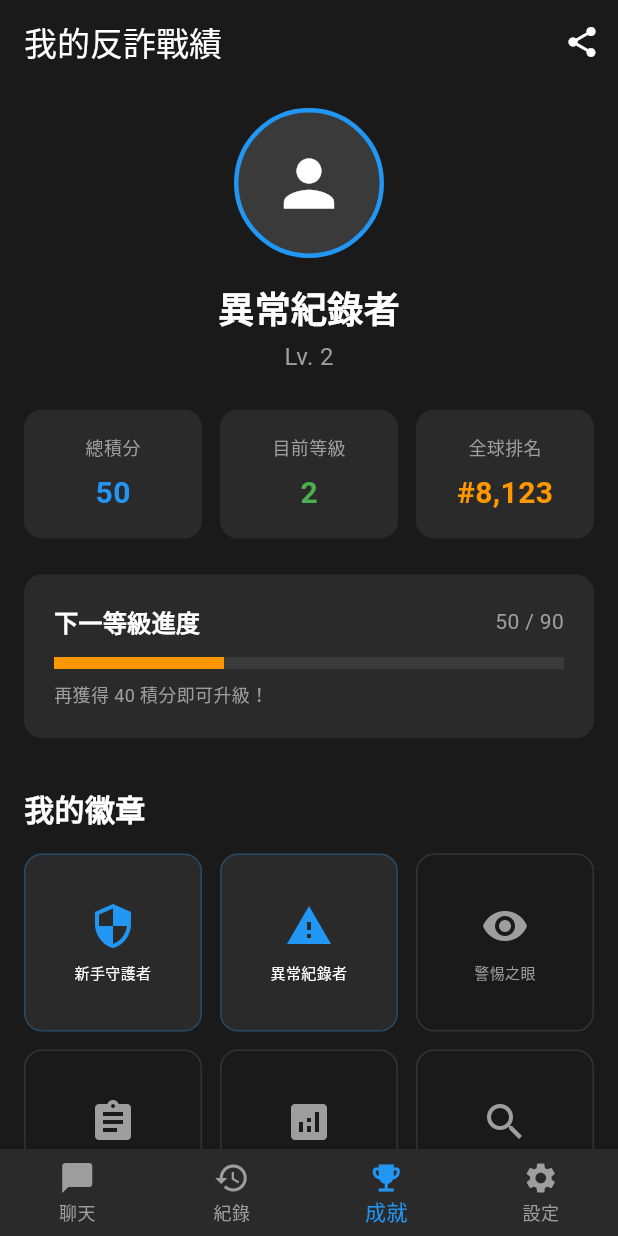
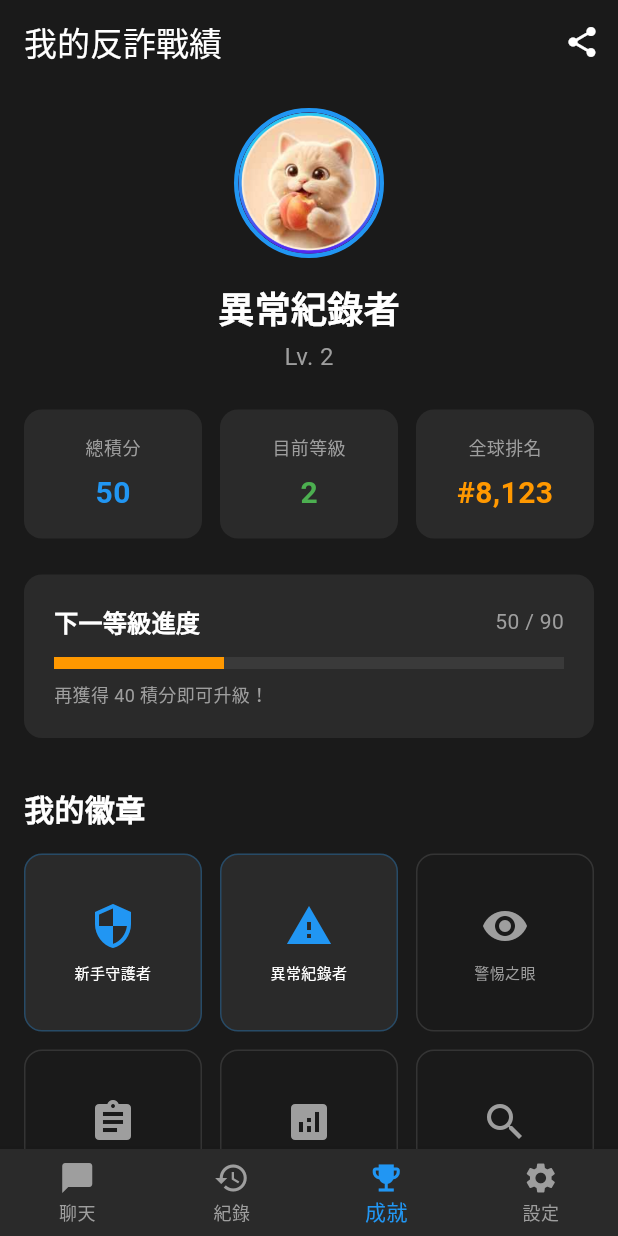
Before and after one commit to Strong5566/fraud_helper_app, a Flutter app: the screen it shows after launch, item 3 of the bottom bar chosen, on a phone screen of 412 x 824 dp. Run offline on Flutter 3.47's test engine with Material 3 defaults, Android fonts, the phone set to English and light mode, and no system bars; our stand-ins replace image_picker, webview_flutter.

Commit message:
fix: change avatar of achevement page

```diff
--- a/lib/screens/achievement_screen.dart
+++ b/lib/screens/achievement_screen.dart
@@ -1,6 +1,7 @@
 import 'package:flutter/material.dart';
 import '../services/score_service.dart';
 import '../services/achievement_notifier.dart';
+import '../utils/app_images.dart';
 
 class AchievementScreen extends StatefulWidget {
   const AchievementScreen({Key? key}) : super(key: key);
@@ -106,12 +107,10 @@ class _AchievementScreenState extends State<AchievementScreen> with AutomaticKee
             decoration: BoxDecoration(
               shape: BoxShape.circle,
               border: Border.all(color: Colors.blue, width: 3),
-              color: const Color(0xFF3A3A3A),
             ),
-            child: const Icon(
-              Icons.person,
-              size: 50,
-              color: Colors.white,
+            child: CircleAvatar(
+              radius: 47,
+              backgroundImage: AssetImage(AppImages.userAvatar),
             ),
           ),
           const SizedBox(height: 16),
```
